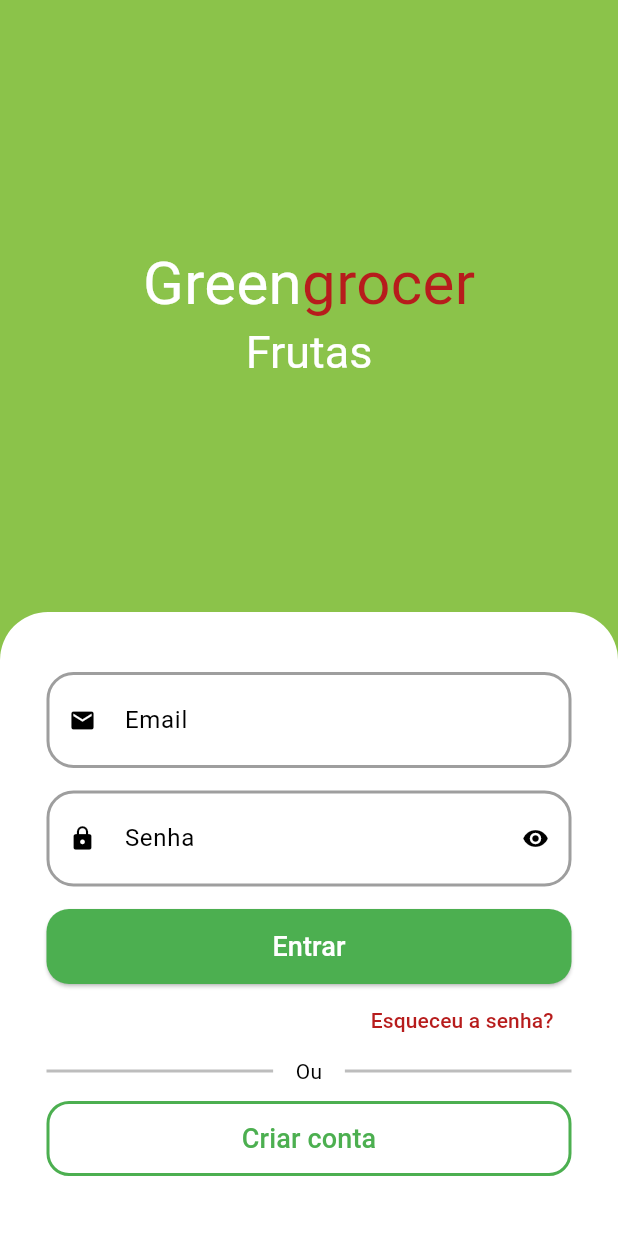
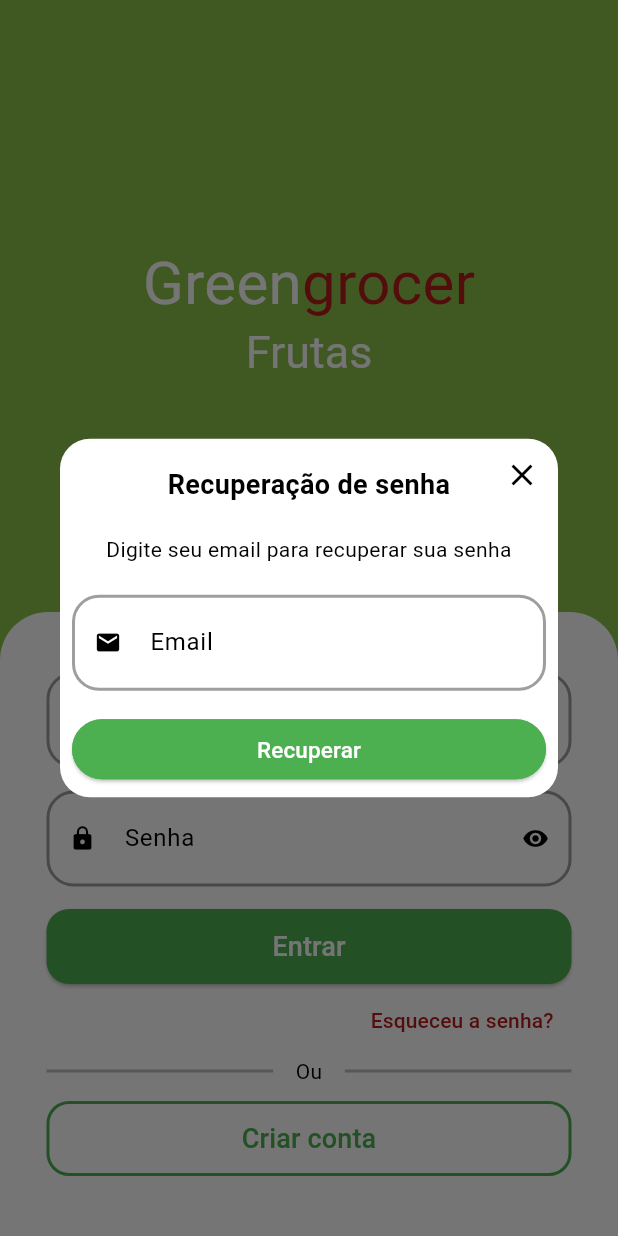
Before and after one commit to VORP2830/green_grocer, a Flutter app: the SignInPage screen opened by its route, after a tap on "Esqueceu a senha?", on a phone screen of 412 x 824 dp. Run offline on Flutter 3.47's test engine with Material 3 defaults, Android fonts, the light colour scheme and no system bars; drawn by our look-alikes of animated_text_kit; our stand-ins replace dio, flutter_secure_storage, fluttertoast, get, mask_text_input_formatter, qr_flutter and 1 more; missing offline and left inert: add_to_cart_animation; accounts and stored records are empty.

Commit message:
Flutter GetX: Tela de esqueci a senha

```diff
--- a/lib/main.dart
+++ b/lib/main.dart
@@ -18,6 +18,7 @@ class MyApp extends StatelessWidget {
     return GetMaterialApp(
       title: 'Greengrocer',
       theme: ThemeData(
+        dialogBackgroundColor: Colors.white,
         scaffoldBackgroundColor: Colors.white.withAlpha(190),
         elevatedButtonTheme: ElevatedButtonThemeData(
           style: ElevatedButton.styleFrom(
--- a/lib/src/constants/endpoint.dart
+++ b/lib/src/constants/endpoint.dart
@@ -4,4 +4,5 @@ abstract class Endpoint {
   static const String signin = '$baseUrl/login';
   static const String signup = '$baseUrl/signup';
   static const String validateToken = '$baseUrl/validate-token';
+  static const String forgotPassword = '$baseUrl/reset-password';
 }
--- a/lib/src/pages/auth/controllers/auth_controller.dart
+++ b/lib/src/pages/auth/controllers/auth_controller.dart
@@ -64,4 +64,16 @@ class AuthController extends GetxController {
       isLoading.value = false;
     }
   }
+
+  Future<void> forgotPassword(String email) async {
+    try {
+      _authRepository.forgotPassword(email);
+      _utilsServices.showToast(
+        message: 'Email enviado com sucesso!',
+        isError: false,
+      );
+    } catch (e) {
+      _utilsServices.showToast(message: e.toString(), isError: true);
+    }
+  }
 }
--- /dev/null
+++ b/lib/src/pages/auth/pages/components/forgot_password_dialog.dart
@@ -0,0 +1,116 @@
+import 'package:flutter/material.dart';
+import 'package:get/get.dart';
+import 'package:get/get_core/src/get_main.dart';
+import 'package:green_grocer/src/pages/auth/controllers/auth_controller.dart';
+import 'package:green_grocer/src/services/validator.dart';
+import 'package:green_grocer/src/widgets/custom_text_field.dart';
+
+class ForgotPasswordDialog extends StatelessWidget {
+  final _emailController = TextEditingController();
+
+  ForgotPasswordDialog({
+    super.key,
+    required String email,
+  }) {
+    _emailController.text = email;
+  }
+
+  final _formFildKey = GlobalKey<FormFieldState>();
+  final _authController = Get.find<AuthController>();
+
+  @override
+  Widget build(BuildContext context) {
+    return Dialog(
+      shape: RoundedRectangleBorder(
+        borderRadius: BorderRadius.circular(20),
+      ),
+      child: Stack(
+        alignment: Alignment.center,
+        children: [
+          // Conteúdo
+          Padding(
+            padding: const EdgeInsets.all(8.0),
+            child: Column(
+              crossAxisAlignment: CrossAxisAlignment.stretch,
+              mainAxisSize: MainAxisSize.min,
+              children: [
+                // Titulo
+                const Padding(
+                  padding: EdgeInsets.symmetric(vertical: 10),
+                  child: Text(
+                    'Recuperação de senha',
+                    textAlign: TextAlign.center,
+                    style: TextStyle(
+                      fontWeight: FontWeight.bold,
+                      fontSize: 18,
+                    ),
+                  ),
+                ),
+
+                // Descrição
+                const Padding(
+                  padding: EdgeInsets.only(
+                    top: 10,
+                    bottom: 20,
+                  ),
+                  child: Text(
+                    'Digite seu email para recuperar sua senha',
+                    textAlign: TextAlign.center,
+                    style: TextStyle(),
+                  ),
+                ),
+
+                // Campo de email
+                CustomTextField(
+                  formFieldKey: _formFildKey,
+                  controller: _emailController,
+                  icon: Icons.email,
+                  label: 'Email',
+                  validator: emailValidator,
+                ),
+
+                // Confirmar
+                ElevatedButton(
+                  style: ElevatedButton.styleFrom(
+                    shape: RoundedRectangleBorder(
+                      borderRadius: BorderRadius.circular(20),
+                    ),
+                    side: const BorderSide(
+                      width: 2,
+                      color: Colors.green,
+                    ),
+                  ),
+                  onPressed: () {
+                    if (_formFildKey.currentState!.validate()) {
+                      _authController.forgotPassword(_emailController.text);
+                      Get.back(result: true);
+                    }
+                  },
+                  child: const Text(
+                    'Recuperar',
+                    style: TextStyle(
+                      fontSize: 15,
+                      color: Colors.white,
+                    ),
+                  ),
+                ),
+              ],
+            ),
+          ),
+
+          // Botão para fechar
+          Positioned(
+            top: 0,
+            right: 0,
+            child: IconButton(
+              onPressed: () {
+                Navigator.of(context).pop();
+              },
+              icon: const Icon(Icons.close),
+            ),
+          ),
+        ],
+      ),
+    );
+  }
+}
--- a/lib/src/pages/auth/pages/sign_in_page.dart
+++ b/lib/src/pages/auth/pages/sign_in_page.dart
@@ -3,6 +3,7 @@ import 'package:flutter/material.dart';
 import 'package:get/get.dart';
 import 'package:green_grocer/src/page_routes/app_pages.dart';
 import 'package:green_grocer/src/pages/auth/controllers/auth_controller.dart';
+import 'package:green_grocer/src/pages/auth/pages/components/forgot_password_dialog.dart';
 import 'package:green_grocer/src/services/validator.dart';
 import 'package:green_grocer/src/widgets/app_name_widget.dart';
 import 'package:green_grocer/src/widgets/custom_button.dart';
@@ -122,7 +123,16 @@ class SignInPage extends StatelessWidget {
                       Align(
                         alignment: Alignment.centerRight,
                         child: TextButton(
-                          onPressed: () {},
+                          onPressed: () async {
+                            await showDialog(
+                              context: context,
+                              builder: (_) {
+                                return ForgotPasswordDialog(
+                                  email: _emailController.text,
+                                );
+                              },
+                            );
+                          },
                           child: Text(
                             'Esqueceu a senha?',
                             style: TextStyle(
--- a/lib/src/pages/auth/repositories/auth_repository.dart
+++ b/lib/src/pages/auth/repositories/auth_repository.dart
@@ -49,4 +49,14 @@ class AuthRepository {
     );
     return handleUserOrError(result);
   }
+
+  Future<void> forgotPassword(String email) async {
+    _httpManager.restRequest(
+      url: Endpoint.forgotPassword,
+      method: HttpMethods.post,
+      body: {
+        'email': email,
+      },
+    );
+  }
 }
--- a/lib/src/services/utils_services.dart
+++ b/lib/src/services/utils_services.dart
@@ -8,7 +8,8 @@ import 'package:intl/intl.dart';
 class UtilsServices {
   final storage = const FlutterSecureStorage();
 
-  Future<void> saveLocalData({required String key, required String data}) async {
+  Future<void> saveLocalData(
+      {required String key, required String data}) async {
     await storage.write(key: key, value: data);
   }
 
@@ -34,7 +35,7 @@ class UtilsServices {
       toastLength: Toast.LENGTH_SHORT,
       gravity: ToastGravity.BOTTOM,
       timeInSecForIosWeb: 3,
-      backgroundColor: isError ? Colors.red : Colors.white,
+      backgroundColor: isError ? Colors.red : Colors.green,
       textColor: isError ? Colors.white : Colors.black,
       fontSize: 14,
     );
--- a/lib/src/widgets/custom_text_field.dart
+++ b/lib/src/widgets/custom_text_field.dart
@@ -12,6 +12,7 @@ class CustomTextField extends StatefulWidget {
   final void Function(String?)? onSaved;
   final TextEditingController? controller;
   final TextInputType keyboardType;
+  final GlobalKey<FormFieldState>? formFieldKey;
 
   const CustomTextField({
     super.key,
@@ -25,6 +26,7 @@ class CustomTextField extends StatefulWidget {
     this.onSaved,
     this.controller,
     this.keyboardType = TextInputType.text,
+    this.formFieldKey,
   });
 
   @override
@@ -44,6 +46,7 @@ class _CustomTextFieldState extends State<CustomTextField> {
     return Padding(
       padding: const EdgeInsets.only(bottom: 15),
       child: TextFormField(
+        key: widget.formFieldKey,
         controller: widget.controller,
         initialValue: widget.initialValue,
         readOnly: widget.readOnly,
```
